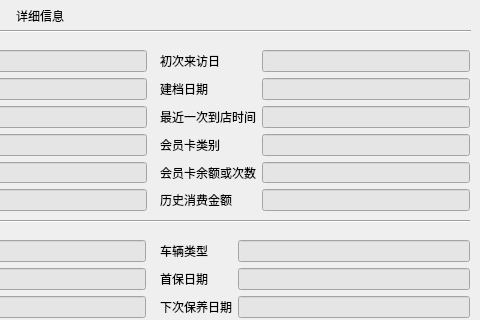
Old version of the form ParkCustomerInfo/qdlgqueryinfo.ui in the repository Anne081031/ParkSolution; both pictures show x 400 to 880 and y 0 to 320 of the 880 by 618 pixel window.
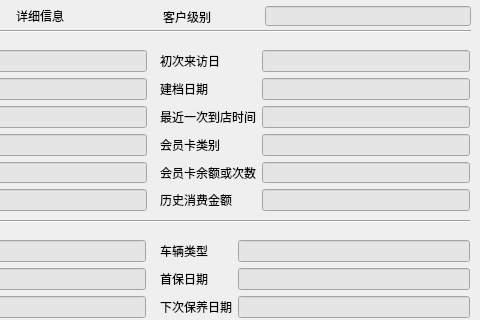
New version of the form.

The edit to the form file:
```diff
--- a/ParkCustomerInfo/qdlgqueryinfo.ui
+++ b/ParkCustomerInfo/qdlgqueryinfo.ui
@@ -960,6 +960,35 @@
     <bool>false</bool>
    </attribute>
   </widget>
+  <widget class="QLabel" name="label_35">
+   <property name="geometry">
+    <rect>
+     <x>563</x>
+     <y>7</y>
+     <width>60</width>
+     <height>20</height>
+    </rect>
+   </property>
+   <property name="text">
+    <string>客户级别</string>
+   </property>
+  </widget>
+  <widget class="QLineEdit" name="edtCustomerLevel">
+   <property name="geometry">
+    <rect>
+     <x>665</x>
+     <y>6</y>
+     <width>206</width>
+     <height>20</height>
+    </rect>
+   </property>
+   <property name="styleSheet">
+    <string notr="true">background-color: rgb(229, 229, 229);</string>
+   </property>
+   <property name="readOnly">
+    <bool>true</bool>
+   </property>
+  </widget>
  </widget>
  <tabstops>
   <tabstop>edtCustomerID</tabstop>
```
